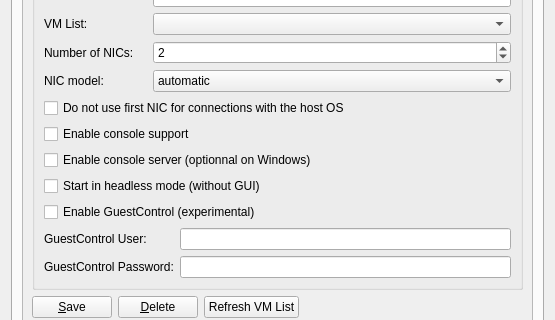
The window that src/GNS3/Ui/ConfigurationPages/Form_PreferencesVirtualBox.ui (GNS3/gns3-legacy) describes before a commit, drawn with Qt 5; both pictures show x 0 to 555 and y 100 to 420 of the 555 by 595 pixel window.
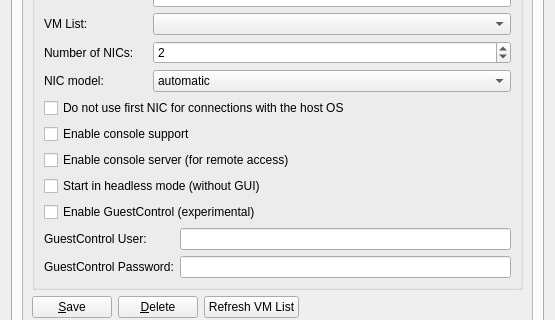
The same window after the commit. The open tabs and pages were chosen to show the change.

Commit message: BACKPORT: Added default serial terminal commands for OSX and Linux. Some text adjustments for the GUI. Minor fixes for VBox console support.

The edit to the form file:
```diff
--- a/src/GNS3/Ui/ConfigurationPages/Form_PreferencesVirtualBox.ui
+++ b/src/GNS3/Ui/ConfigurationPages/Form_PreferencesVirtualBox.ui
@@ -457,7 +457,7 @@
               <item row="7" column="0" colspan="3">
                <widget class="QCheckBox" name="checkBoxVboxConsoleServer">
                 <property name="text">
-                 <string>Enable console server (optionnal on Windows)</string>
+                 <string>Enable console server (for remote access)</string>
                 </property>
                </widget>
               </item>
```
The commit also changes 12 other files.
